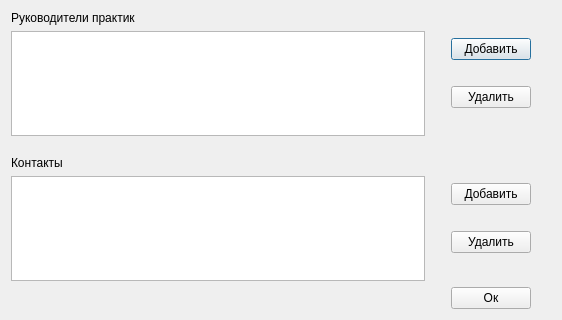
7enSmile/clientVKR, file ui/staffemployerwindow.ui: the form before one commit.
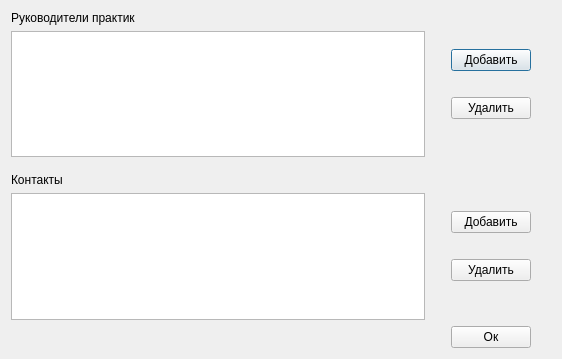
The form after the commit.

Commit message: обновлены формы

```diff
--- a/ui/staffemployerwindow.ui
+++ b/ui/staffemployerwindow.ui
@@ -7,7 +7,7 @@
     <x>0</x>
     <y>0</y>
     <width>562</width>
-    <height>320</height>
+    <height>359</height>
    </rect>
   </property>
   <property name="windowTitle">
@@ -45,7 +45,7 @@
             <bool>true</bool>
            </attribute>
            <attribute name="verticalHeaderVisible">
-            <bool>true</bool>
+            <bool>false</bool>
            </attribute>
           </widget>
          </item>
@@ -151,12 +151,12 @@
         <enum>Qt::Vertical</enum>
        </property>
        <property name="sizeType">
-        <enum>QSizePolicy::Expanding</enum>
+        <enum>QSizePolicy::Fixed</enum>
        </property>
        <property name="sizeHint" stdset="0">
         <size>
          <width>20</width>
-         <height>100</height>
+         <height>10</height>
         </size>
        </property>
       </spacer>
```
The commit also changes 2 other files.
